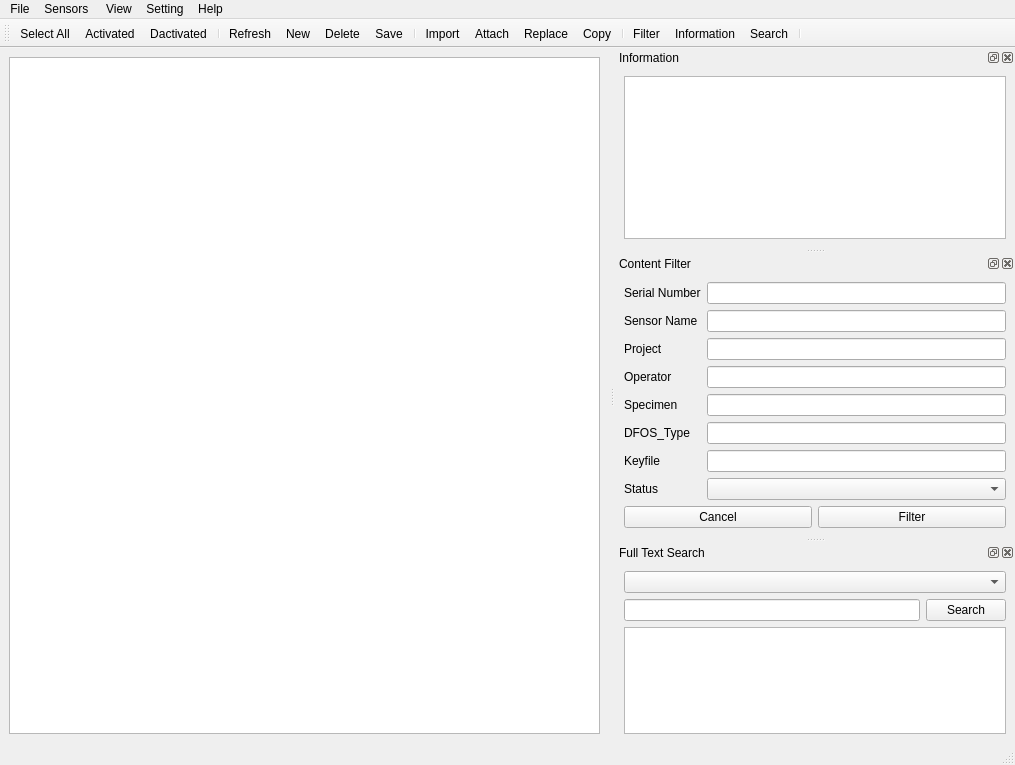
First picture: the form in src/resources/ui/main.ui, repository TUD-IMB/fosKeyMan, before the edit.
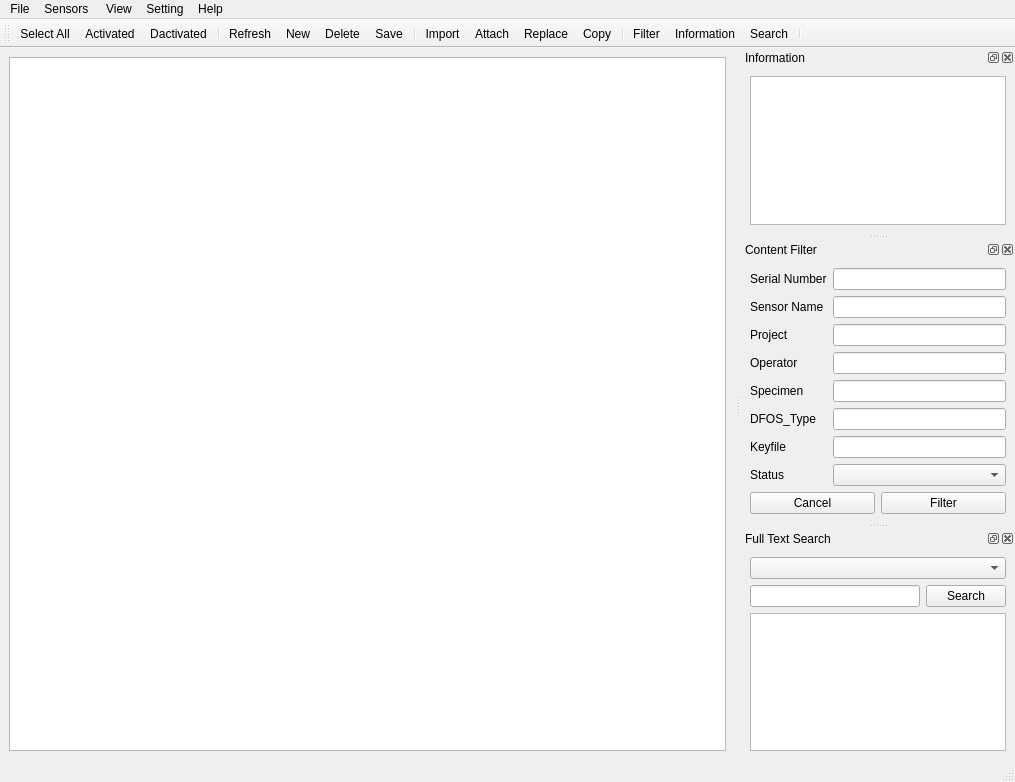
Second picture: the form after the edit. Icons and pictures are not drawn.

Commit message: Add dynamic window resizing and update icon size.

Patch:
```diff
--- a/src/resources/ui/main.ui
+++ b/src/resources/ui/main.ui
@@ -7,7 +7,7 @@
     <x>0</x>
     <y>0</y>
     <width>1015</width>
-    <height>757</height>
+    <height>782</height>
    </rect>
   </property>
   <property name="windowTitle">
@@ -63,8 +63,8 @@
   <widget class="QDockWidget" name="infoDockWidget">
    <property name="minimumSize">
     <size>
-     <width>400</width>
-     <height>200</height>
+     <width>0</width>
+     <height>100</height>
     </size>
    </property>
    <property name="maximumSize">
@@ -97,8 +97,8 @@
   <widget class="QDockWidget" name="filterDockWidget">
    <property name="minimumSize">
     <size>
-     <width>400</width>
-     <height>273</height>
+     <width>0</width>
+     <height>0</height>
     </size>
    </property>
    <property name="maximumSize">
@@ -414,8 +414,8 @@
   <widget class="QDockWidget" name="searchDockWidget">
    <property name="minimumSize">
     <size>
-     <width>219</width>
-     <height>200</height>
+     <width>0</width>
+     <height>0</height>
     </size>
    </property>
    <property name="toolTip">
```
Left out of the diff: 6 changed lines with no effect on the pictures. The commit also changes 4 other files.
